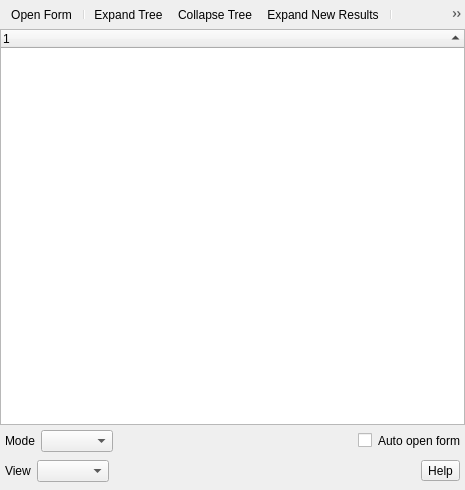
First picture: the form in src/ui/qgsidentifyresultsbase.ui, repository qgis/QGIS, before the edit.
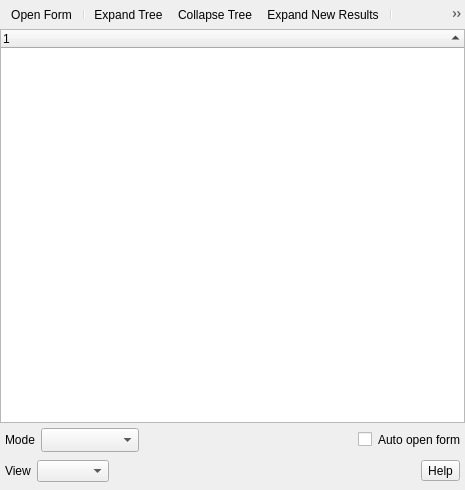
Second picture: the form after the edit. Icons and pictures are not drawn. Custom widgets are drawn as their Qt base class.

Commit message: reduce size of combobox

The edit to the form file:
```diff
--- a/src/ui/qgsidentifyresultsbase.ui
+++ b/src/ui/qgsidentifyresultsbase.ui
@@ -114,7 +114,14 @@
           </widget>
          </item>
          <item>
-          <widget class="QComboBox" name="cmbIdentifyMode"/>
+          <widget class="QComboBox" name="cmbIdentifyMode">
+           <property name="sizeAdjustPolicy">
+            <enum>QComboBox::AdjustToMinimumContentsLengthWithIcon</enum>
+           </property>
+           <property name="minimumContentsLength">
+            <number>6</number>
+           </property>
+          </widget>
          </item>
          <item>
           <spacer name="horizontalSpacer_43">
```
